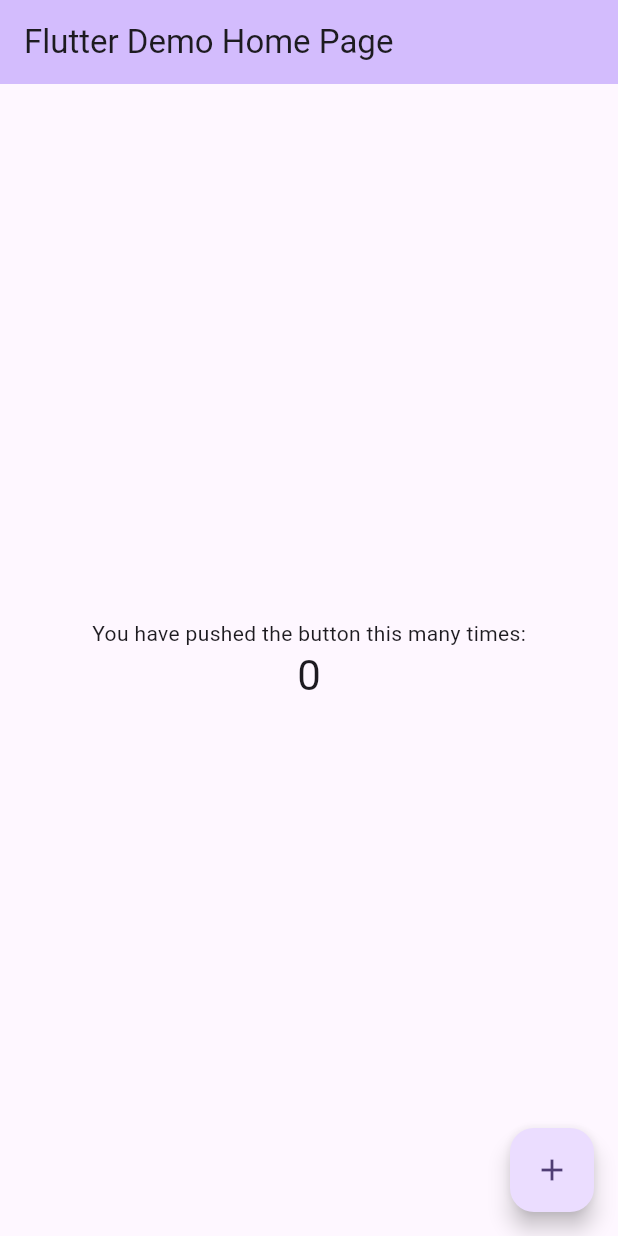
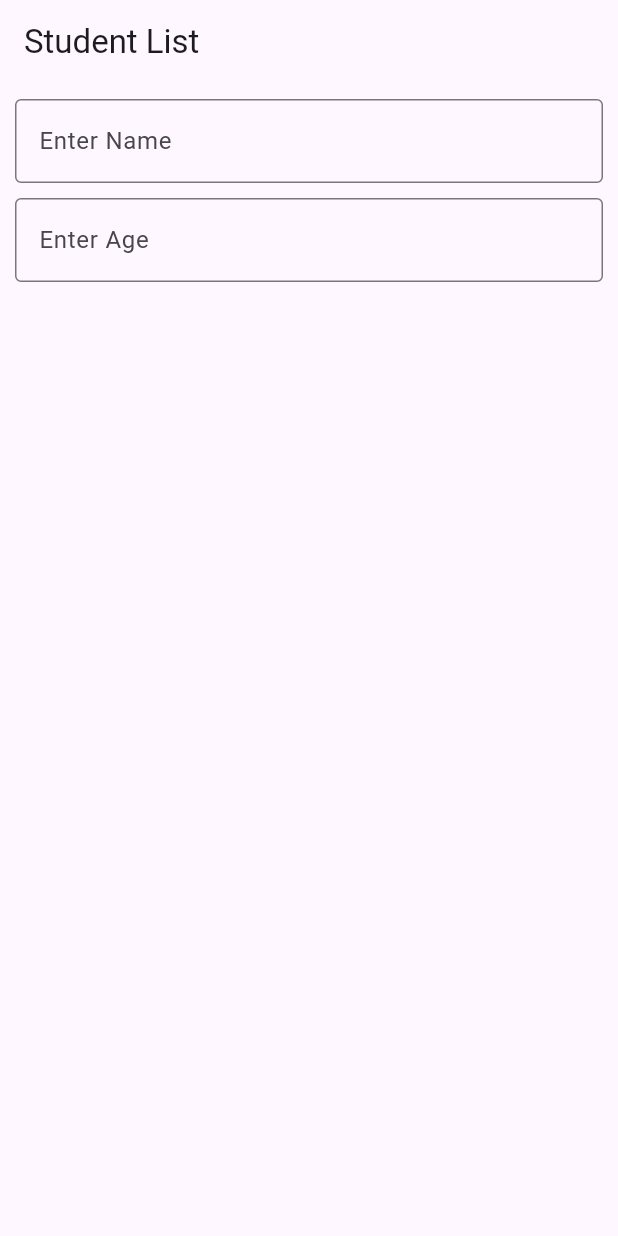
Before and after one commit to sreelakshmi2312/Hive-CRUD, a Flutter app: the screen it shows after launch, on a phone screen of 412 x 824 dp. Run offline on Flutter 3.47's test engine with Material 3 defaults, Android fonts, the phone set to English and light mode, and no system bars.

Commit message:
Edited:Main file

```diff
--- a/lib/main.dart
+++ b/lib/main.dart
@@ -1,4 +1,5 @@
 import 'package:flutter/material.dart';
+import 'Screens/HomePage.dart';
 
 void main() {
   runApp(const MyApp());
@@ -7,119 +8,15 @@
 class MyApp extends StatelessWidget {
   const MyApp({super.key});
 
-  // This widget is the root of your application.
   @override
   Widget build(BuildContext context) {
     return MaterialApp(
-      title: 'Flutter Demo',
+      title: 'Hive CRUD',
       theme: ThemeData(
-        // This is the theme of your application.
-        //
-        // TRY THIS: Try running your application with "flutter run". You'll see
-        // the application has a purple toolbar. Then, without quitting the app,
-        // try changing the seedColor in the colorScheme below to Colors.green
-        // and then invoke "hot reload" (save your changes or press the "hot
-        // reload" button in a Flutter-supported IDE, or press "r" if you used
-        // the command line to start the app).
-        //
-        // Notice that the counter didn't reset back to zero; the application
-        // state is not lost during the reload. To reset the state, use hot
-        // restart instead.
-        //
-        // This works for code too, not just values: Most code changes can be
-        // tested with just a hot reload.
         colorScheme: ColorScheme.fromSeed(seedColor: Colors.deepPurple),
         useMaterial3: true,
       ),
-      home: const MyHomePage(title: 'Flutter Demo Home Page'),
+      home: const MyHomePage(),
     );
   }
 }
-
-class MyHomePage extends StatefulWidget {
-  const MyHomePage({super.key, required this.title});
-
-  // This widget is the home page of your application. It is stateful, meaning
-  // that it has a State object (defined below) that contains fields that affect
-  // how it looks.
-
-  // This class is the configuration for the state. It holds the values (in this
-  // case the title) provided by the parent (in this case the App widget) and
-  // used by the build method of the State. Fields in a Widget subclass are
-  // always marked "final".
-
-  final String title;
-
-  @override
-  State<MyHomePage> createState() => _MyHomePageState();
-}
-
-class _MyHomePageState extends State<MyHomePage> {
-  int _counter = 0;
-
-  void _incrementCounter() {
-    setState(() {
-      // This call to setState tells the Flutter framework that something has
-      // changed in this State, which causes it to rerun the build method below
-      // so that the display can reflect the updated values. If we changed
-      // _counter without calling setState(), then the build method would not be
-      // called again, and so nothing would appear to happen.
-      _counter++;
-    });
-  }
-
-  @override
-  Widget build(BuildContext context) {
-    // This method is rerun every time setState is called, for instance as done
-    // by the _incrementCounter method above.
-    //
-    // The Flutter framework has been optimized to make rerunning build methods
-    // fast, so that you can just rebuild anything that needs updating rather
-    // than having to individually change instances of widgets.
-    return Scaffold(
-      appBar: AppBar(
-        // TRY THIS: Try changing the color here to a specific color (to
-        // Colors.amber, perhaps?) and trigger a hot reload to see the AppBar
-        // change color while the other colors stay the same.
-        backgroundColor: Theme.of(context).colorScheme.inversePrimary,
-        // Here we take the value from the MyHomePage object that was created by
-        // the App.build method, and use it to set our appbar title.
-        title: Text(widget.title),
-      ),
-      body: Center(
-        // Center is a layout widget. It takes a single child and positions it
-        // in the middle of the parent.
-        child: Column(
-          // Column is also a layout widget. It takes a list of children and
-          // arranges them vertically. By default, it sizes itself to fit its
-          // children horizontally, and tries to be as tall as its parent.
-          //
-          // Column has various properties to control how it sizes itself and
-          // how it positions its children. Here we use mainAxisAlignment to
-          // center the children vertically; the main axis here is the vertical
-          // axis because Columns are vertical (the cross axis would be
-          // horizontal).
-          //
-          // TRY THIS: Invoke "debug painting" (choose the "Toggle Debug Paint"
-          // action in the IDE, or press "p" in the console), to see the
-          // wireframe for each widget.
-          mainAxisAlignment: MainAxisAlignment.center,
-          children: <Widget>[
-            const Text(
-              'You have pushed the button this many times:',
-            ),
-            Text(
-              '$_counter',
-              style: Theme.of(context).textTheme.headlineMedium,
-            ),
-          ],
-        ),
-      ),
-      floatingActionButton: FloatingActionButton(
-        onPressed: _incrementCounter,
-        tooltip: 'Increment',
-        child: const Icon(Icons.add),
-      ), // This trailing comma makes auto-formatting nicer for build methods.
-    );
-  }
-}
```
